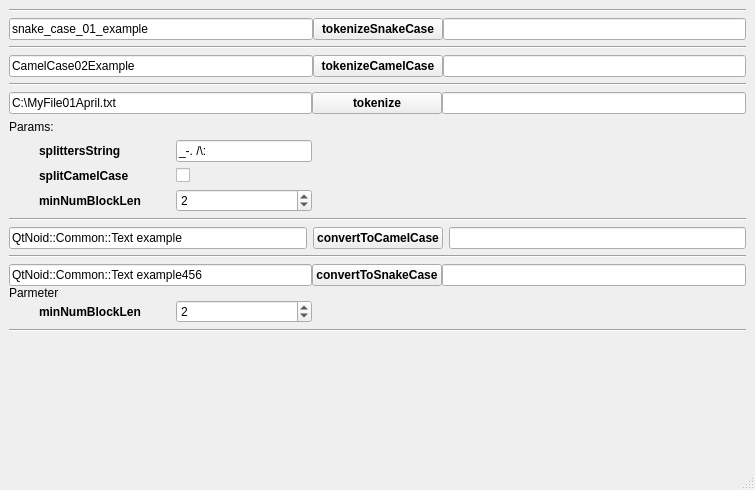
Old version of the form Examples/CommonTextBasicUsage/mainwindow.ui in the repository g-gualeni/QtNoid2.
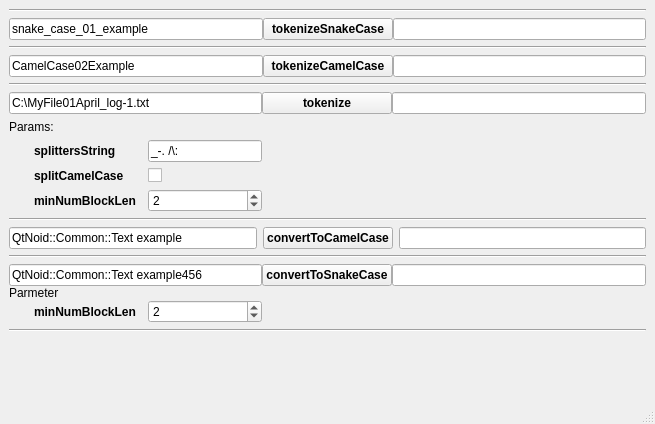
New version of the form.

```diff
--- a/Examples/CommonTextBasicUsage/mainwindow.ui
+++ b/Examples/CommonTextBasicUsage/mainwindow.ui
@@ -6,8 +6,8 @@
    <rect>
     <x>0</x>
     <y>0</y>
-    <width>755</width>
-    <height>490</height>
+    <width>655</width>
+    <height>424</height>
    </rect>
   </property>
   <property name="windowTitle">
@@ -114,7 +114,7 @@
       <item row="0" column="0" colspan="3">
        <widget class="QLineEdit" name="txtInTokenize">
         <property name="text">
-         <string>C:\MyFile01April.txt</string>
+         <string>C:\MyFile01April_log-1.txt</string>
         </property>
        </widget>
       </item>
```
Left out of the diff: 2 changed lines with no effect on the pictures.
